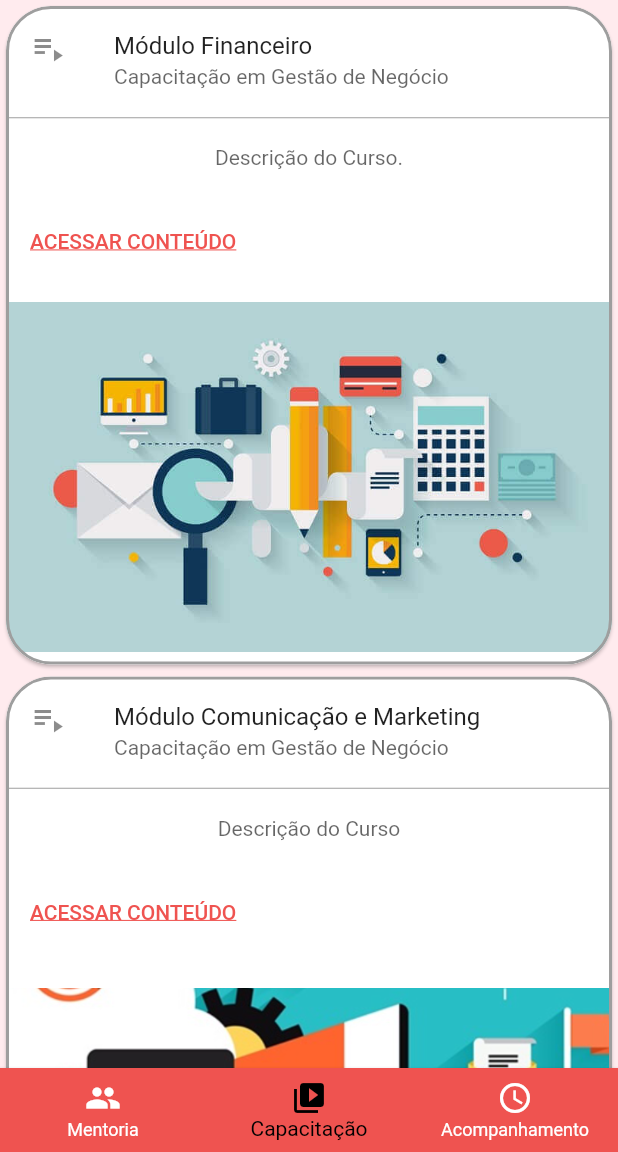
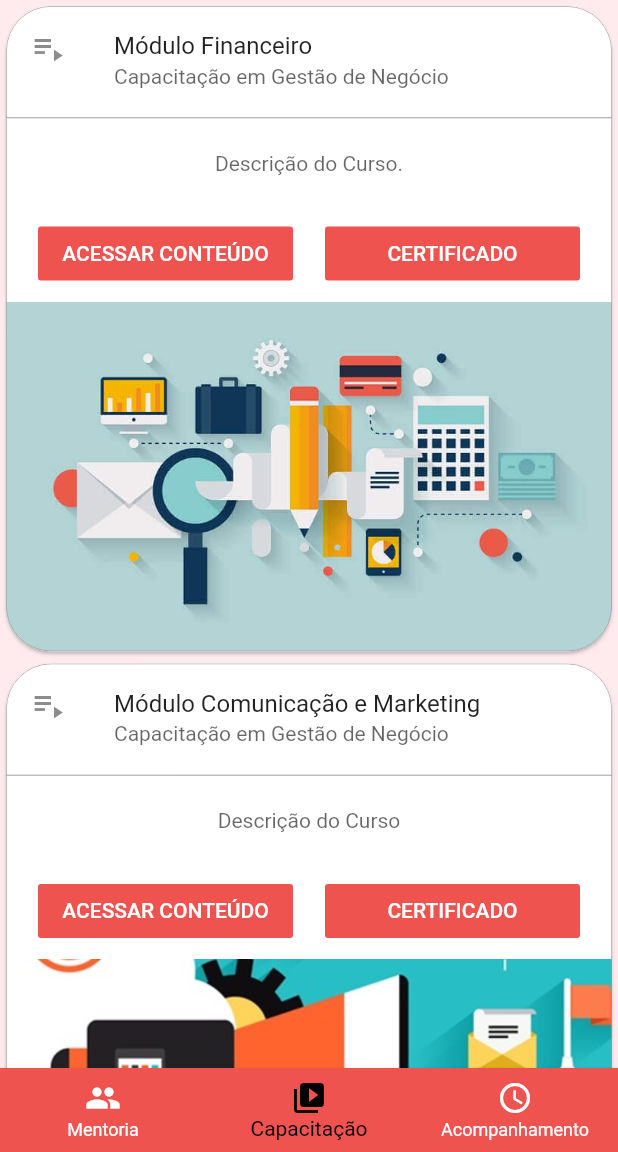
Before and after one commit to rfaelfp/Flutter, a Flutter app: the screen it shows once a user with an empty profile is signed in, on a phone screen of 412 x 824 dp, the part 84-1236 px from its top. Run offline on Flutter 3.47's test engine with Material 2 defaults, Android fonts, the phone set to English and light mode, and no system bars; our stand-ins replace cloud_firestore, firebase_auth, flutter_spinkit, webview_flutter, youtube_player_flutter; accounts and stored records are empty.

Commit message:
23/11/2020

```diff
--- a/projeto_anima/lib/util/card.dart
+++ b/projeto_anima/lib/util/card.dart
@@ -6,8 +6,8 @@ Card cardCapacitacao(BuildContext context, String titulo,
     String textoSecundario, String descricao, String imagem, int index) {
   return Card(
     shape: RoundedRectangleBorder(
-      borderRadius: BorderRadius.circular(30.0),
-      side: BorderSide(color: Colors.grey[500], width: 2),
+      borderRadius: BorderRadius.all(Radius.circular(30)),
+      side: BorderSide(color: Colors.grey[500], width: 0.5),
     ),
     clipBehavior: Clip.antiAlias,
     child: Column(
@@ -25,17 +25,21 @@ Card cardCapacitacao(BuildContext context, String titulo,
           height: 5.0,
         ),
         Padding(
-          padding: const EdgeInsets.all(16.0),
+          padding: const EdgeInsets.all(20.0),
           child: Text(
             descricao,
             style: TextStyle(color: Colors.black.withOpacity(0.6)),
           ),
         ),
         ButtonBar(
-          alignment: MainAxisAlignment.start,
+          alignment: MainAxisAlignment.spaceEvenly,
           children: [
-            FlatButton(
-              textColor: Colors.red[400],
+            SizedBox(
+              width: 170,
+              child: FlatButton(
+                color: Colors.red[400],
+                textColor: Colors.white,
+                splashColor: Colors.white,
                 onPressed: () async {
                   await Navigator.push(context, MaterialPageRoute(
                     builder: (context) {
@@ -47,7 +51,32 @@ Card cardCapacitacao(BuildContext context, String titulo,
                   TextSpan(
                     text: 'ACESSAR CONTEÚDO',
                     style: TextStyle(
-                      fontSize: 14, decoration: TextDecoration.underline),
+                      fontSize: 14, /*decoration: TextDecoration.underline*/
+                    ),
+                  ),
+                ),
+              ),
+            ),
+            SizedBox(
+              width: 170,
+              child: FlatButton(
+                color: Colors.red[400],
+                textColor: Colors.white,
+                splashColor: Colors.white,
+                onPressed: () async {
+                  await Navigator.push(context, MaterialPageRoute(
+                    builder: (context) {
+                      return VideosCapacitacao(titulo: titulo, index: index);
+                    },
+                  ));
+                },
+                child: Text.rich(
+                  TextSpan(
+                    text: 'CERTIFICADO',
+                    style: TextStyle(
+                      fontSize: 14, /*decoration: TextDecoration.underline*/
+                    ),
+                  ),
                 ),
               ),
             ),
@@ -55,8 +84,6 @@ Card cardCapacitacao(BuildContext context, String titulo,
         ),
         Image.asset(
           'assets/images/' + imagem,
-          height: 250.0,
-          width: 1000.0,
         ),
       ],
     ),
--- a/projeto_anima/pubspec.yaml
+++ b/projeto_anima/pubspec.yaml
@@ -35,6 +35,7 @@ dependencies:
   youtube_player_flutter: ^6.1.0+7
   http: ^0.12.2
   webview_flutter: ^0.3.0
+  validadores: ^0.0.1
 
 dev_dependencies:
   flutter_test:
```
Also changed, not shown: projeto_anima/lib/screens/home/authenticate/register.dart (+9 -3 lines), projeto_anima/lib/service/auth.dart (+6 -1 lines), projeto_anima/lib/service/database.dart (+13 -0 lines), projeto_anima/lib/util/videos.dart (+5 -5 lines), projeto_anima/pubspec.lock. Lines whose indentation alone changed are shown as unchanged.
